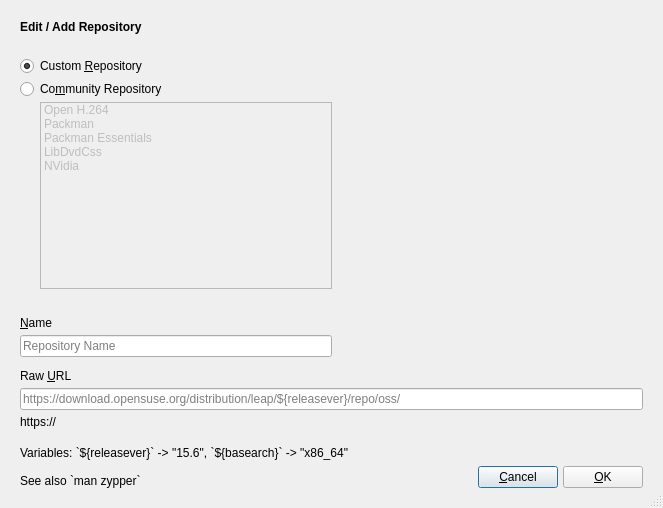
shundhammer/yqpkg, file src/repo-edit-add.ui: the form before one commit.
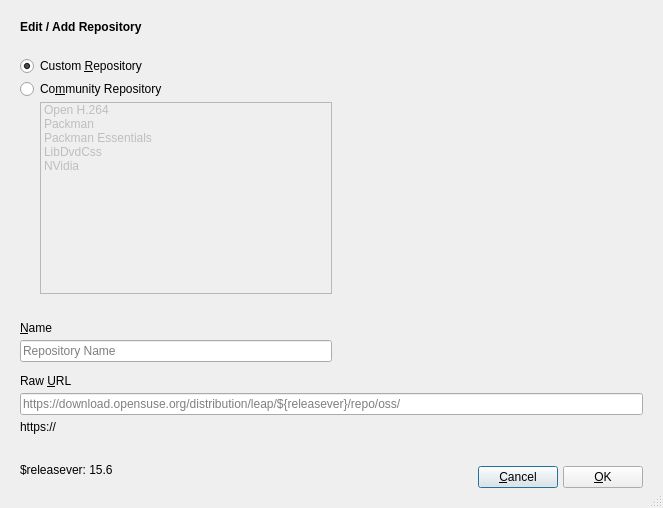
The form after the commit.

Commit message: Simplify add/edit repo dialog

What changed in the file:
```diff
--- a/src/repo-edit-add.ui
+++ b/src/repo-edit-add.ui
@@ -254,10 +254,7 @@
           </size>
          </property>
          <property name="placeholderText">
-          <string notr="true">Repository Name</string>
-         </property>
-         <property name="clearButtonEnabled">
-          <bool>true</bool>
+          <string>Repository Name</string>
          </property>
         </widget>
        </item>
@@ -307,9 +304,6 @@
        <property name="placeholderText">
         <string notr="true">https://download.opensuse.org/distribution/leap/${releasever}/repo/oss/</string>
        </property>
-       <property name="clearButtonEnabled">
-        <bool>true</bool>
-       </property>
       </widget>
      </item>
      <item>
@@ -345,12 +339,10 @@
      <item>
       <widget class="QLabel" name="varExplanation">
        <property name="text">
-        <string>Variables: `${releasever}` -&gt; &quot;15.6&quot;, `${basearch}` -&gt; &quot;x86_64&quot;
-
-See also `man zypper`</string>
+        <string notr="true">$releasever: 15.6</string>
        </property>
        <property name="textFormat">
-        <enum>Qt::MarkdownText</enum>
+        <enum>Qt::AutoText</enum>
        </property>
       </widget>
      </item>
```
